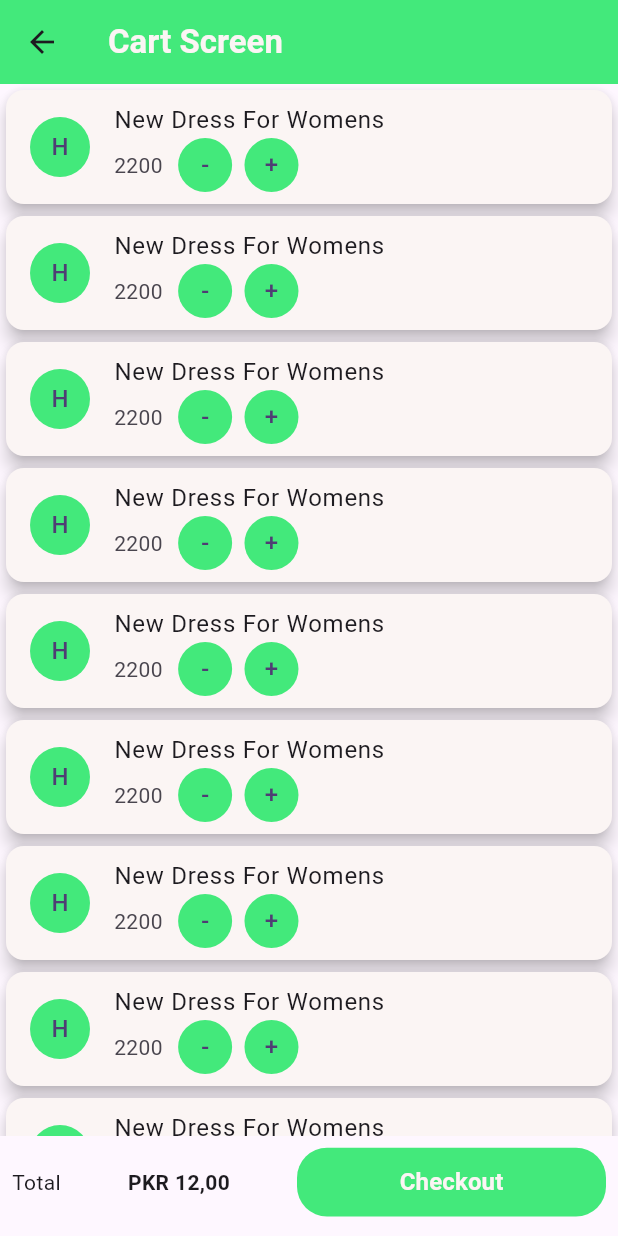
After one commit to hwb06/Ecomm_App, a Flutter app: the CartScreen screen opened directly, on a phone screen of 412 x 824 dp. The commit adds this screen. Run offline on Flutter 3.47's test engine with Material 3 defaults, Android fonts, the phone set to English and light mode, and no system bars; our stand-ins replace cached_network_image, carousel_slider, cloud_firestore, firebase_auth, firebase_core, firebase_messaging and 5 more; missing offline and left inert: image_card; accounts and stored records are empty.

Commit message:
Cart Screen

```diff
--- /dev/null
+++ b/lib/screens/user_panel/cart_screen.dart
@@ -0,0 +1,107 @@
+import 'package:flutter/cupertino.dart';
+import 'package:flutter/material.dart';
+import 'package:get/get.dart';
+import 'package:get/get_core/src/get_main.dart';
+
+import '../../utils/app_constant.dart';
+
+class CartScreen extends StatefulWidget {
+
+  @override
+  State<CartScreen> createState() => _CartScreenState();
+}
+
+class _CartScreenState extends State<CartScreen> {
+  @override
+  Widget build(BuildContext context) {
+    return Scaffold(
+      appBar: AppBar(
+        elevation: 0,
+        backgroundColor: AppConstant.AppSecondaryColor,
+        title: Text(
+          'Cart Screen',
+          style: TextStyle(
+              color: AppConstant.AppTextColor, fontWeight: FontWeight.bold),
+        ),
+      ),
+      body: Container(
+        child: ListView.builder(
+          itemCount: 20,
+          shrinkWrap: true,
+          physics: BouncingScrollPhysics(),
+          itemBuilder: (context, index) {
+            return Card(
+              elevation: 5,
+              color: AppConstant.AppTextColor,
+              child: ListTile(
+                leading: CircleAvatar(
+                  backgroundColor: AppConstant.AppSecondaryColor,
+                  child: Text("H"),
+                ),
+                title: Text("New Dress For Womens"),
+                subtitle: Row(
+                  mainAxisAlignment: MainAxisAlignment.start,
+                  children: [
+                    Text("2200"),
+                    SizedBox(width: Get.width/40.0,),
+                    CircleAvatar(
+                      radius: 18.0,
+                      backgroundColor: AppConstant.AppSecondaryColor,
+                      child: Text("-"),
+                    ),
+                    SizedBox(width: Get.width/50.0,),
+                    CircleAvatar(
+                      radius: 18.0,
+                      backgroundColor: AppConstant.AppSecondaryColor,
+                      child: Text("+"),
+                    ),
+                  ],
+                ),
+              ),
+            );
+          },
+        ),
+      ),
+      bottomNavigationBar: Container(
+        margin: EdgeInsets.only(bottom: 5.0),
+        child: Row(
+          mainAxisAlignment: MainAxisAlignment.spaceBetween,
+          children: [
+            Padding(
+              padding: const EdgeInsets.all(8.0),
+              child: Text("Total"),
+            ),
+            Text("PKR 12,00", style: TextStyle(
+              fontWeight: FontWeight.bold,
+            ),),
+
+            Padding(
+              padding: const EdgeInsets.all(8.0),
+              child: Material(
+                child: Container(
+                  width: Get.width / 2.0,
+                  height: Get.height / 18,
+                  decoration: BoxDecoration(
+                    color: AppConstant.AppSecondaryColor,
+                    borderRadius: BorderRadius.circular(20.0),
+                  ),
+                  child: TextButton(
+                    onPressed: () {},
+                    child: Text(
+                      "Checkout",
+                      style: TextStyle(
+                        color: AppConstant.AppTextColor,
+                        fontWeight: FontWeight.bold,
+                        fontSize: 16,
+                      ),
+                    ),
+                  ),
+                ),
+              ),
+            ),
+          ],
+        ),
+      ),
+    );
+  }
+}
--- a/lib/screens/user_panel/main_screen.dart
+++ b/lib/screens/user_panel/main_screen.dart
@@ -1,5 +1,6 @@
 import 'package:e_comm_app/controllers/google_signin_controller.dart';
 import 'package:e_comm_app/screens/auth_ui/welcome_screen.dart';
+import 'package:e_comm_app/screens/user_panel/cart_screen.dart';
 import 'package:e_comm_app/utils/app_constant.dart';
 import 'package:e_comm_app/widgets/banner_widget.dart';
 import 'package:e_comm_app/widgets/custom_drawer_widget.dart';
@@ -29,6 +30,15 @@ class MainScreen extends StatelessWidget {
           ),
         ),
         centerTitle: true,
+        actions: [
+          GestureDetector(
+            onTap: () => Get.to(() => CartScreen()),
+            child: Padding(
+              padding: const EdgeInsets.all(8.0),
+              child: Icon(Icons.shopping_cart),
+            ),
+          ),
+        ],
         iconTheme: IconThemeData(
           color: Colors.white,
         ),
```
